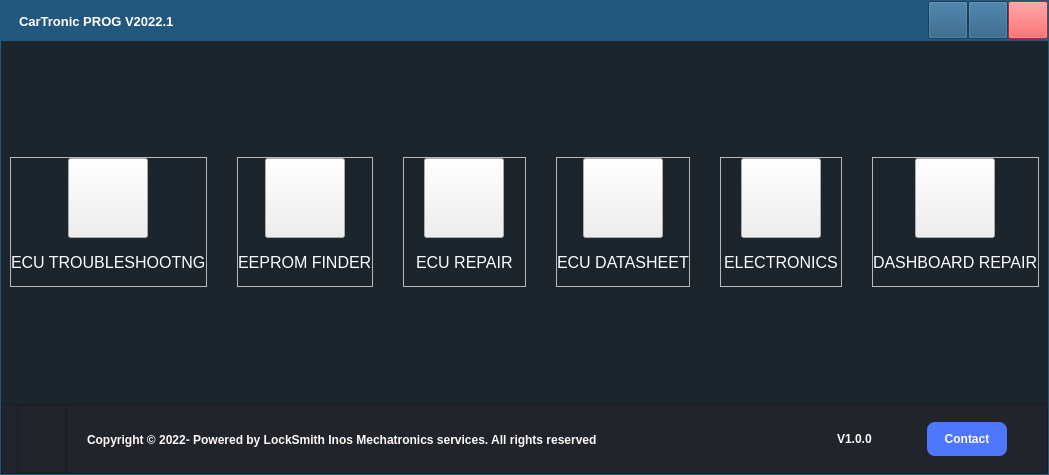
Old version of the form qt_ui_files/base.ui in the repository HanslettTheDev/Book_Store_pyqt5.
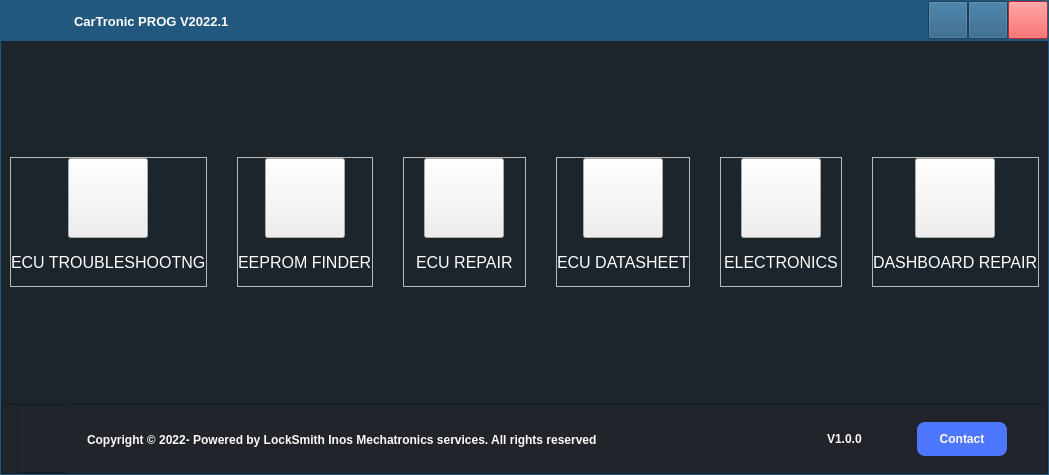
New version of the form.

What changed in the file:
```diff
--- a/qt_ui_files/base.ui
+++ b/qt_ui_files/base.ui
@@ -130,7 +130,7 @@
             </property>
             <layout class="QHBoxLayout" name="horizontalLayout_8">
              <property name="leftMargin">
-              <number>10</number>
+              <number>9</number>
              </property>
              <property name="topMargin">
               <number>0</number>
@@ -141,6 +141,34 @@
              <property name="bottomMargin">
               <number>0</number>
              </property>
+             <item>
+              <widget class="QPushButton" name="title_bar_icon">
+               <property name="sizePolicy">
+                <sizepolicy hsizetype="Minimum" vsizetype="Expanding">
+                 <horstretch>0</horstretch>
+                 <verstretch>0</verstretch>
+                </sizepolicy>
+               </property>
+               <property name="maximumSize">
+                <size>
+                 <width>50</width>
+                 <height>40</height>
+                </size>
+               </property>
+               <property name="styleSheet">
+                <string notr="true">border: none;</string>
+               </property>
+               <property name="text">
+                <string/>
+               </property>
+               <property name="iconSize">
+                <size>
+                 <width>50</width>
+                 <height>55</height>
+                </size>
+               </property>
+              </widget>
+             </item>
              <item>
               <widget class="QLabel" name="label_title_bar_top">
                <property name="font">
@@ -1080,7 +1108,7 @@
             </property>
             <property name="maximumSize">
              <size>
-              <width>80</width>
+              <width>90</width>
               <height>16777215</height>
              </size>
             </property>
```
Left out of the diff: 2 changed lines with no effect on the pictures.
